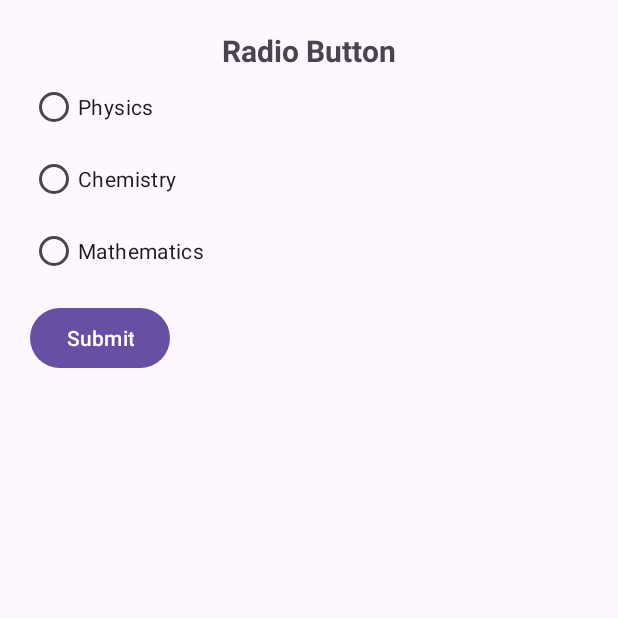
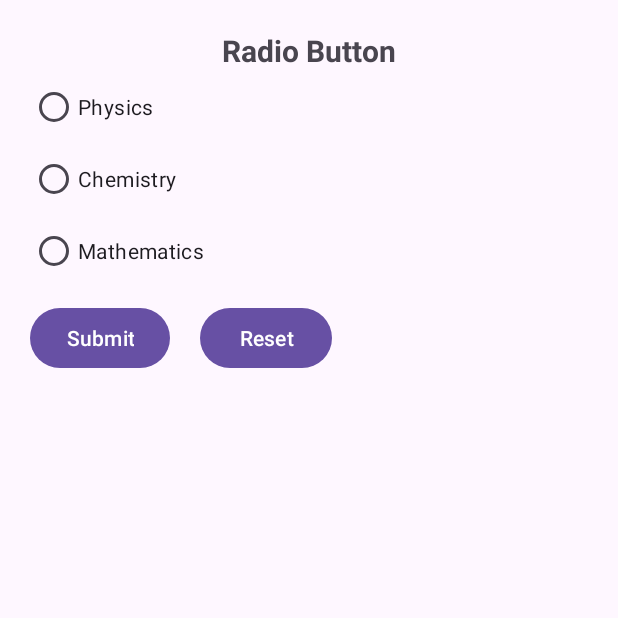
Before and after one commit to himanshuraj108/Registration-From-using-Relative-Layout-Android-App-Dev, an Android app: the screen it shows after launch (Radiobutton), after a tap on "Submit", on a phone screen of 412 x 824 dp, the top half of it. Run offline under Robolectric (Android 15) with nearby library versions, the phone set to English and light mode, and no system bars.

Commit message:
Radio Button

```diff
--- a/app/src/main/java/com/example/relativelayoutex/Radiobutton.kt
+++ b/app/src/main/java/com/example/relativelayoutex/Radiobutton.kt
@@ -19,6 +19,7 @@ class Radiobutton : AppCompatActivity() {
 
         var rGrp: RadioGroup = findViewById(R.id.rGrp)
         var btn: Button = findViewById(R.id.submitradio)
+        var reset: Button = findViewById(R.id.resetradio)
 
         btn.setOnClickListener {
             var selId = rGrp.checkedRadioButtonId
@@ -30,5 +31,11 @@ class Radiobutton : AppCompatActivity() {
                 Toast.makeText(applicationContext,"Option must be selected for submit", Toast.LENGTH_LONG).show()
             }
         }
+        reset.setOnClickListener {
+            var sellid = rGrp.checkedRadioButtonId
+            if(sellid == 1){
+                sellid == -1
+            }
+        }
     }
 }
--- a/app/src/main/res/layout/activity_radiobutton.xml
+++ b/app/src/main/res/layout/activity_radiobutton.xml
@@ -44,14 +44,31 @@
             android:text="Mathematics"
             android:layout_marginLeft="20dp"
             />
-        <Button
-            android:id="@+id/submitradio"
+
+        <LinearLayout
             android:layout_width="wrap_content"
             android:layout_height="wrap_content"
-            android:layout_marginLeft="20dp"
-            android:layout_marginTop="10dp"
-            android:text="Submit"
-            />
+            android:orientation="horizontal"
+            >
+            <Button
+                android:id="@+id/resetradio"
+                android:layout_width="wrap_content"
+                android:layout_height="wrap_content"
+                android:layout_marginLeft="20dp"
+                android:layout_marginTop="10dp"
+                android:text="Submit"
+                />
+
+            <Button
+                android:id="@+id/submitradio"
+                android:layout_width="wrap_content"
+                android:layout_height="wrap_content"
+                android:layout_marginLeft="20dp"
+                android:layout_marginTop="10dp"
+                android:text="Reset"
+                />
+        </LinearLayout>
+.
     </RadioGroup>
 
   </LinearLayout>
```
